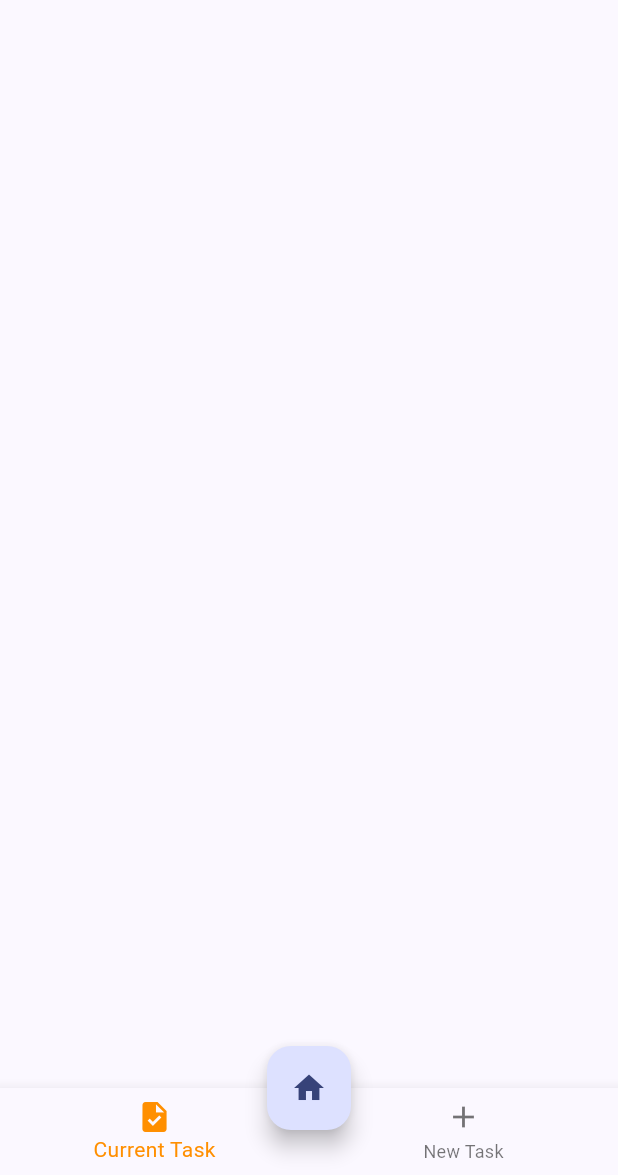
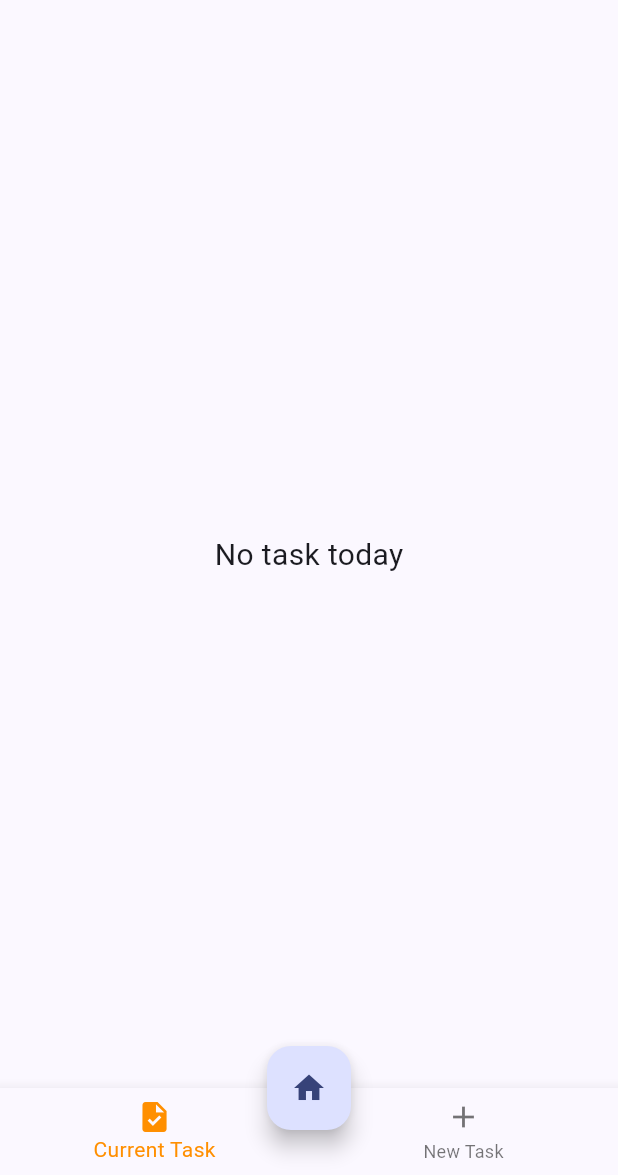
Before and after one commit to RH203/todo-app-flutter, a Flutter app: the screen it shows after launch, after a tap on "Next", on a phone screen of 412 x 824 dp, the part 61-1236 px from its top. Run offline on Flutter 3.47's test engine with Material 3 defaults, Android fonts, the phone set to English and light mode, and no system bars; our stand-ins replace google_fonts.

Commit message:
done: add title and task ke current_todo

```diff
--- a/lib/main.dart
+++ b/lib/main.dart
@@ -1,8 +1,9 @@
 import 'package:flutter/material.dart';
 import 'package:todo_app/screens/homescreen.dart';
-
+import 'package:todo_app/todo/todo.dart';
 
 void main() {
+  Todo todos = Todo();
   runApp(
     MaterialApp(
       title: "Todo APP",
@@ -30,7 +31,9 @@ void main() {
         ),
         useMaterial3: true,
       ),
-      home: const Homescreen(),
+      home: Homescreen(
+        todos: todos,
+      ),
     ),
   );
 }
--- a/lib/screens/current_todo.dart
+++ b/lib/screens/current_todo.dart
@@ -1,40 +1,43 @@
 import 'package:flutter/material.dart';
 import 'package:todo_app/todo/todo.dart';
 
-class CurrentTodo extends StatefulWidget {
-  const CurrentTodo({super.key});
+class CurrentTodo extends StatelessWidget {
+  final Todo todos;
 
-  @override
-  State<CurrentTodo> createState() => _CurrentTodoState();
-
-  void addTask(String title, String task) {
-    _CurrentTodoState state = _CurrentTodoState();
-    state.addTask(title, task);
-  }
-}
-
-class _CurrentTodoState extends State<CurrentTodo> {
-  List<TodoList> tasks = [];
-
-  void addTask(String title, String task) {
-    TodoList newTask = TodoList();
-    setState(() {
-      tasks.add(newTask);
-    });
-  }
+  const CurrentTodo({super.key, required this.todos});
 
   @override
   Widget build(BuildContext context) {
+    if (todos.lengthTodo() > 0) {
       return ListView.separated(
         padding: const EdgeInsets.all(8),
-      itemCount: tasks.length,
+        itemCount: todos.lengthTodo(),
         itemBuilder: (BuildContext context, int index) {
-        return Container(
-          height: 50,
-          child: Center(child: Text('Entry ${tasks[index]}')),
+          return SizedBox(
+            height: 80,
+            child: Center(
+              child: Column(
+                children: [
+                  Text(
+                    'Title: ${todos.getTitle()[index]}',
+                    style: const TextStyle(fontSize: 20),
+                  ),
+                  Text('Task: ${todos.getTask()[index]}',
+                      style: const TextStyle(fontSize: 20)),
+                ],
+              ),
+            ),
           );
         },
         separatorBuilder: (BuildContext context, int index) => const Divider(),
       );
+    } else {
+      return const Center(
+        child: Text(
+          'No task today',
+          style: TextStyle(fontSize: 20),
+        ),
+      );
     }
   }
+}
--- a/lib/screens/homescreen.dart
+++ b/lib/screens/homescreen.dart
@@ -1,14 +1,15 @@
 import 'package:flutter/material.dart';
 import 'package:todo_app/screens/todo_screen.dart';
+import 'package:todo_app/todo/todo.dart';
 
 import 'package:google_fonts/google_fonts.dart';
 
 class Homescreen extends StatelessWidget {
-  const Homescreen({super.key});
+  final Todo todos;
+  const Homescreen({super.key, required this.todos});
 
   @override
   Widget build(BuildContext context) {
-    // TODO: implement build
     return Container(
       decoration: const BoxDecoration(color: Colors.white),
       child: Center(
@@ -21,6 +22,7 @@ class Homescreen extends StatelessWidget {
             Text(
               "Stay organized with TaskMaster.",
               style: Theme.of(context).textTheme.titleLarge!.copyWith(
+                  // Menggunakan headline6 untuk ukuran font yang lebih sesuai
                   fontFamily: GoogleFonts.montserrat().fontFamily,
                   color: Theme.of(context).colorScheme.primary),
               textAlign: TextAlign.center,
@@ -28,12 +30,16 @@ class Homescreen extends StatelessWidget {
             ElevatedButton(
               onPressed: () {
                 Navigator.of(context).push(
-                  MaterialPageRoute(builder: (context) => const TodoScreen()),
+                  MaterialPageRoute(
+                      builder: (context) => TodoScreen(
+                            todos: todos,
+                          )),
                 );
               },
               child: Text(
                 "Next",
                 style: Theme.of(context).textTheme.titleLarge!.copyWith(
+                    // Menggunakan headline6 untuk ukuran font yang lebih sesuai
                     fontFamily: GoogleFonts.montserrat().fontFamily,
                     color: Theme.of(context).colorScheme.primary),
               ),
--- a/lib/screens/todo_screen.dart
+++ b/lib/screens/todo_screen.dart
@@ -1,12 +1,14 @@
 import 'package:flutter/material.dart';
 import 'package:todo_app/screens/current_todo.dart';
 import 'package:todo_app/screens/add_todo.dart';
+import 'package:todo_app/todo/todo.dart';
 
 import 'package:google_fonts/google_fonts.dart';
 import 'package:todo_app/screens/homescreen.dart';
 
 class TodoScreen extends StatefulWidget {
-  const TodoScreen({super.key});
+  final Todo todos;
+  const TodoScreen({super.key, required this.todos});
 
   @override
   State<TodoScreen> createState() => _TodoScreenState();
@@ -14,8 +16,18 @@ class TodoScreen extends StatefulWidget {
 
 class _TodoScreenState extends State<TodoScreen> {
   int _selectedIndex = 0;
+  late List<Widget> _widgetOptions;
 
-  static const List<Widget> _widgetOptions = <Widget>[CurrentTodo(), AddTodo()];
+  @override
+  void initState() {
+    super.initState();
+    _widgetOptions = <Widget>[
+      CurrentTodo(
+        todos: widget.todos,
+      ),
+      AddTodo(todos: widget.todos),
+    ];
+  }
 
   void _onItemTapped(int index) {
     setState(() {
@@ -44,7 +56,7 @@ class _TodoScreenState extends State<TodoScreen> {
           onPressed: () {
             Navigator.of(context).push(
               MaterialPageRoute(
-                builder: (context) => const Homescreen(),
+                builder: (context) => Homescreen(todos: widget.todos),
               ),
             );
           },
--- a/lib/todo/todo.dart
+++ b/lib/todo/todo.dart
@@ -1,14 +1,21 @@
-class TodoList {
-  final title = [];
-  final task = [];
+class Todo {
+  final List<String> title = [];
+  final List<String> task = [];
 
   void addTodo(String title, String task) {
     this.title.add(title);
     this.task.add(task);
   }
 
-  List showTodo() {
-    return [title, task];
+  List<String> getTitle() {
+    return title;
   }
 
+  List<String> getTask() {
+    return task;
+  }
+
+  int lengthTodo() {
+    return title.length;
+  }
 }
```
Also changed, not shown: lib/screens/add_todo.dart (+14 -13 lines). Lines whose indentation alone changed are shown as unchanged.
